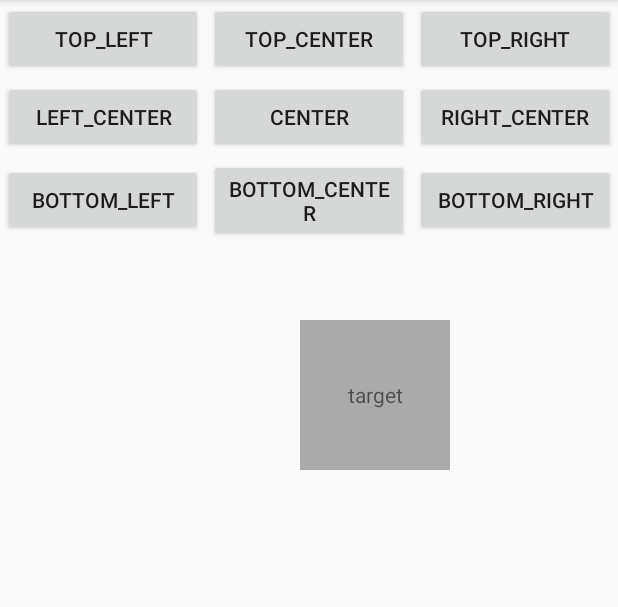
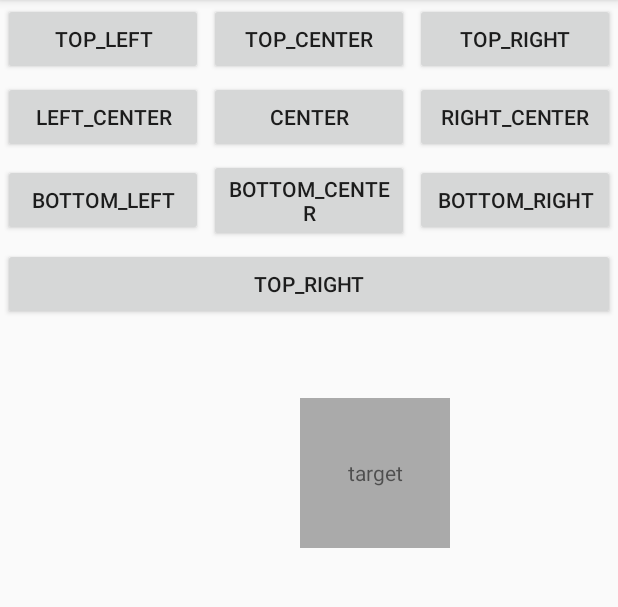
Before and after one commit to zj565061763/poper, an Android app: the screen it shows after launch (MainActivity), on a phone screen of 412 x 824 dp, the part 84-691 px from its top. Run offline under Robolectric (Android 15) with nearby library versions, the phone set to English and light mode, and no system bars.

Commit message:
demo测试

```diff
--- a/app/src/main/res/layout/activity_main.xml
+++ b/app/src/main/res/layout/activity_main.xml
@@ -100,6 +100,14 @@
             android:text="bottom_right"/>
     </LinearLayout>
 
+    <Button
+        android:id="@+id/btn_toggle_visibility"
+        android:layout_width="match_parent"
+        android:layout_height="wrap_content"
+        android:layout_margin="2dp"
+        android:onClick="onClickToggleVisibility"
+        android:text="top_right"/>
+
 
     <HorizontalScrollView
         android:layout_width="match_parent"
```
Also changed, not shown: app/src/main/java/com/fanwe/www/poper/MainActivity.java (+12 -0 lines).
